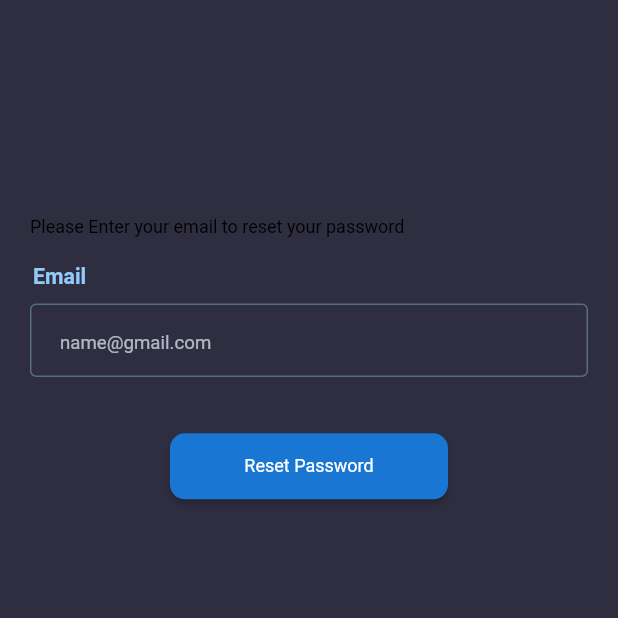
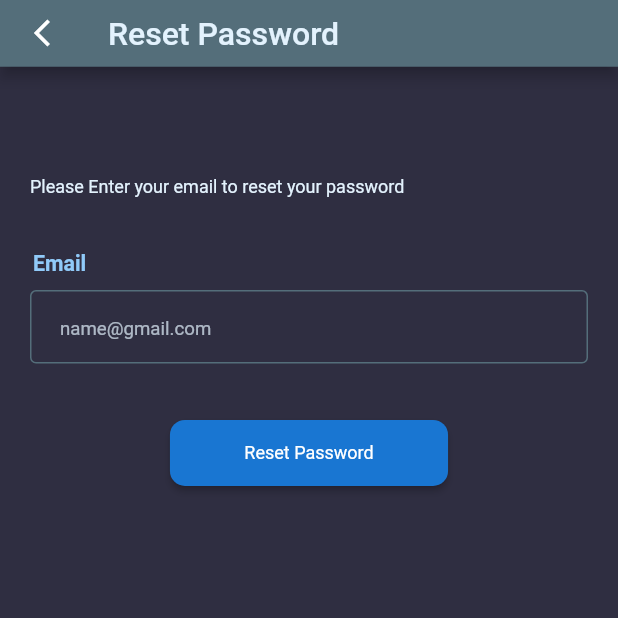
Before and after one commit to NBG-nero/Vendi, a Flutter app: the Resetpasswordscreen screen opened by its route, on a phone screen of 412 x 824 dp, the top half of it. Run offline on Flutter 3.47's test engine with Material 2 defaults, Android fonts, the phone set to English and light mode, and no system bars; our stand-ins replace auto_route, cached_network_image, cloud_firestore, dots_indicator, firebase_auth, firebase_core and 10 more; accounts and stored records are empty.

Commit message:
feat: auth issues

```diff
--- a/lib/screens/auth/reset_password/reset_passwrd.dart
+++ b/lib/screens/auth/reset_password/reset_passwrd.dart
@@ -1,3 +1,4 @@
+import 'package:auto_route/auto_route.dart';
 import 'package:flutter/material.dart';
 import 'package:flutter_screenutil/flutter_screenutil.dart';
 import 'package:stacked/stacked.dart';
@@ -26,6 +27,21 @@ class _ResetpasswordscreenState extends State<Resetpasswordscreen> {
         builder: (context, model, child) {
           return Scaffold(
             backgroundColor: VendiColors.masterColor,
+            appBar: vendiAppBar(
+                context: context,
+                backgroundColor: VendiColors.exColor,
+                title: Text("Reset Password",
+                    style: Theme.of(context)
+                        .textTheme
+                        .labelLarge
+                        ?.copyWith(color: VendiColors.primaryColor,fontSize: 24.sp)),
+                centerTitle: false,
+                leading: IconButton(
+                  icon: Icon(Icons.arrow_back_ios_new, size: 24.sp),
+                  onPressed: () {
+                    AutoRouter.of(context).pop();
+                  },
+                )),
             body: Form(
               child: Padding(
                 padding: const EdgeInsets.all(20.0),
@@ -33,16 +49,17 @@ class _ResetpasswordscreenState extends State<Resetpasswordscreen> {
                   mainAxisAlignment: MainAxisAlignment.center,
                   mainAxisSize: MainAxisSize.min,
                   children: [
-                    YMargin(140.h),
+                    YMargin(60.h),
                     Align(
                       alignment: Alignment.centerLeft,
-                      child: Text("Please Enter your email to reset your password",
+                      child: Text(
+                          "Please Enter your email to reset your password",
                           style: Theme.of(context)
                               .textTheme
                               .labelMedium
-                              ?.copyWith()),
+                              ?.copyWith(color: VendiColors.primaryColor)),
                     ),
-                    YMargin(20.h),
+                    YMargin(40.h),
                     VTextField(
                       autovalidateMode: AutovalidateMode.onUserInteraction,
                       obscureText: false,
--- a/lib/screens/home/home_view_model.dart
+++ b/lib/screens/home/home_view_model.dart
@@ -69,8 +69,9 @@ class HomeViewModel extends BaseModel {
     try {
       await initPrefs();
       log('sign out was called');
-      await authService.signOut().then((data) async {
+      await authService.signOut().then((data) {
         setBusy(true);
+      });
       await googleSignIn.disconnect();
       await googleSignIn.signOut();
       setAuthenticated(false);
@@ -80,7 +81,6 @@ class HomeViewModel extends BaseModel {
       AutoRouter.of(context)
           .pushAndPopUntil(const Loginscreen(), predicate: (route) => false);
       notifyListeners();
-      });
     } on PlatformException catch (e) {
       setBusy(false);
       showErrorToast(e.message.toString());
```
Also changed, not shown: lib/screens/auth/login/login.dart (+16 -10 lines), lib/screens/auth/login/login_view_model.dart (+36 -4 lines), lib/routes/router.gr.dart. Lines whose indentation alone changed are shown as unchanged.
